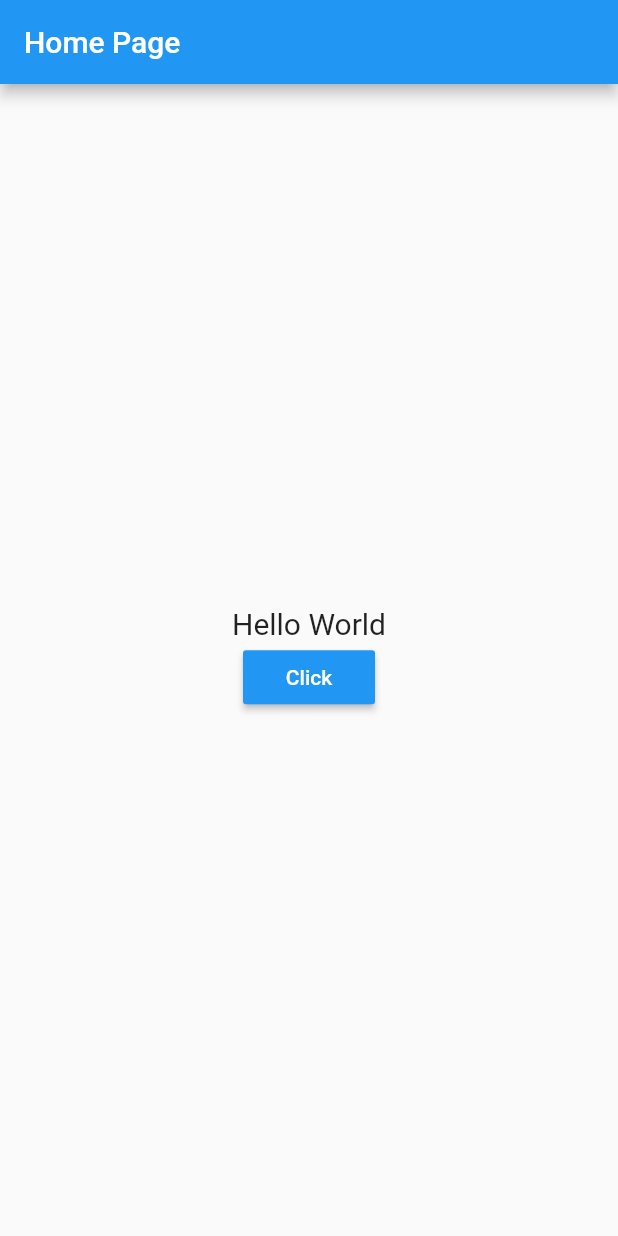
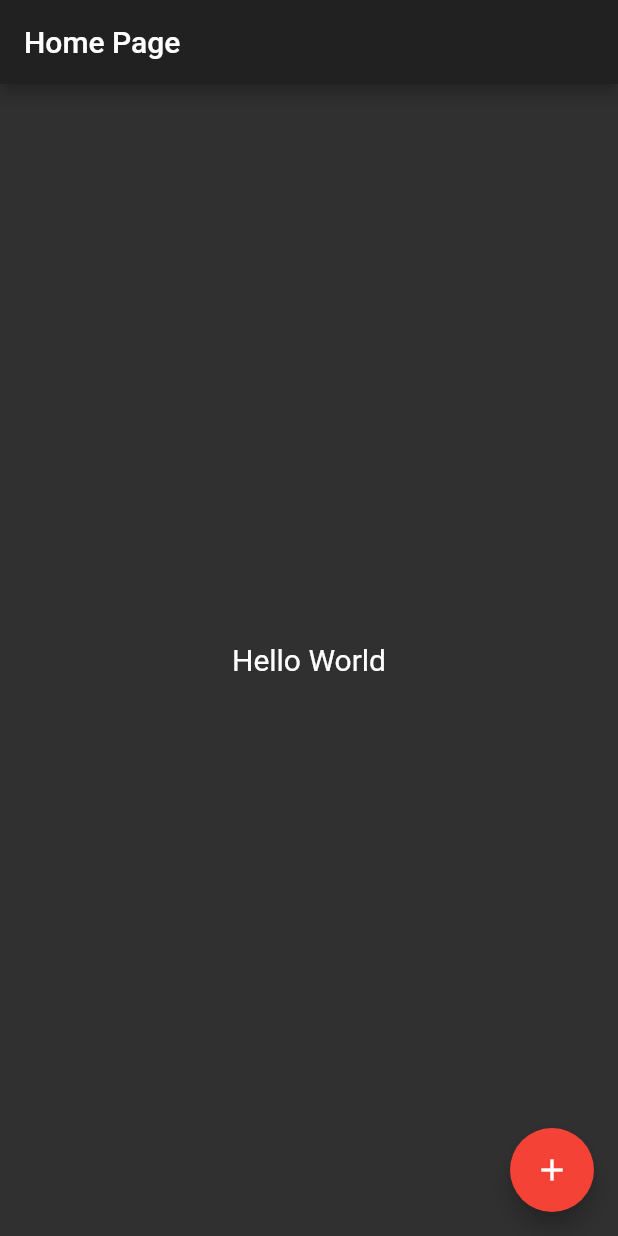
Before and after one commit to CodeXonic/Understanding-Flutter, a Flutter app: the screen it shows after launch, on a phone screen of 412 x 824 dp. Run offline on Flutter 3.47's test engine with Material 2 defaults, Android fonts, the phone set to English and light mode, and no system bars.

Commit message:
Commit-2
Add theme : Dark/Light Theme
Replace Raised Button to Floating Action Button

```diff
--- a/lib/main.dart
+++ b/lib/main.dart
@@ -10,6 +10,11 @@ class MyApp extends StatelessWidget {
     return new MaterialApp(
      title: "My App",
      home: new HomePage(),
+     theme: new ThemeData(
+       primarySwatch: Colors.green,
+       brightness: Brightness.dark,
+       accentColor: Colors.red
+     ),
       );
   }
 
@@ -42,10 +47,7 @@ return new Container(
       mainAxisAlignment: MainAxisAlignment.center,
       children: <Widget>[
       new Text(myText, style: new TextStyle(fontSize: 20.0),),
-      new RaisedButton(child: new Text("Click",style: new TextStyle(color: Colors.white),),
-      onPressed: _changeText,
-      color: Colors.blue,
-      )
+
     ],),
   ),
 );
@@ -57,7 +59,11 @@ return new Container(
     return new Scaffold(
       appBar: new AppBar(title: new Text("Home Page"),
       ),
-      body: _bodyWidget()
+      body: _bodyWidget(),
+      floatingActionButton: new FloatingActionButton(
+        child: new Icon(Icons.add),
+        onPressed: _changeText,
+      ),
     );
   }
 
```
